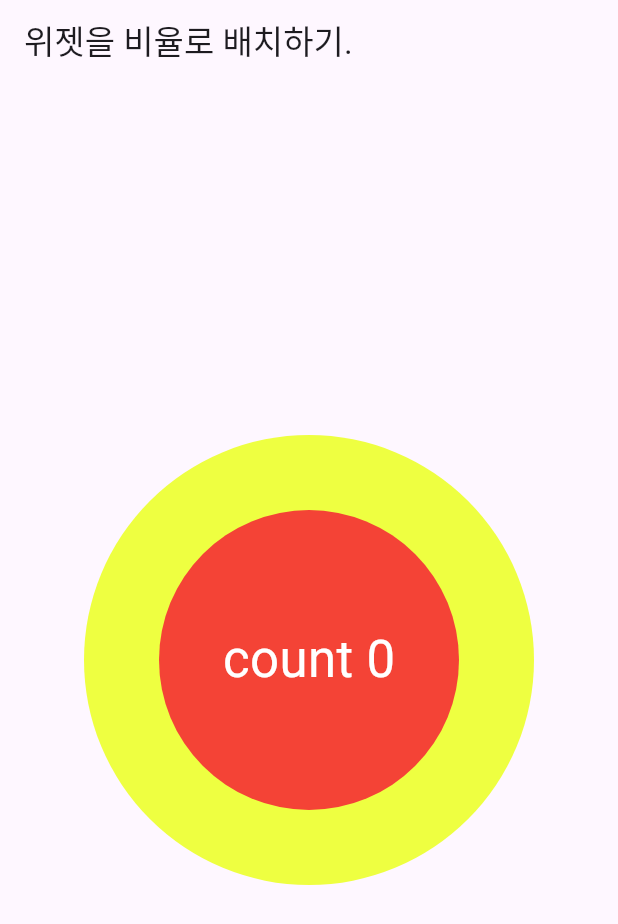
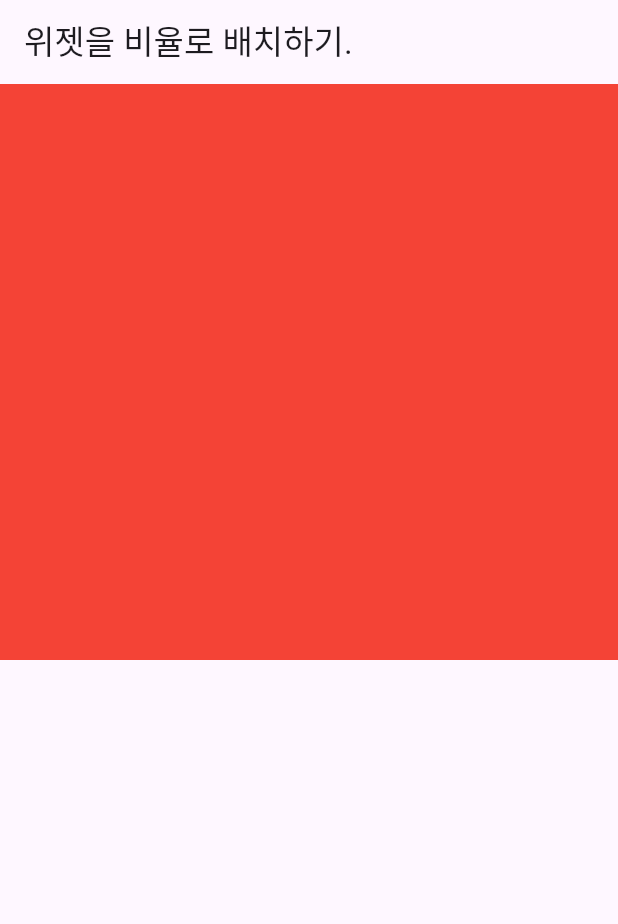
Before and after one commit to JassicaRow/part_2_basic, a Flutter app: the screen it shows after launch, on a phone screen of 412 x 824 dp. Shown: the top 924 px of the screen. Run offline on Flutter 3.47's test engine with Material 3 defaults, Android fonts, the phone set to English and light mode, and no system bars.

```diff
--- a/lib/main.dart
+++ b/lib/main.dart
@@ -4,9 +4,9 @@ void main() {
   runApp(MaterialApp(
     home: Scaffold(
       appBar: AppBar(
-        title: Text("위젯을 비율로 배치하기."),
+        title: const Text("위젯을 비율로 배치하기."),
       ),
-      body: Body(),
+      body: const Body(),
     ),
   ));
 }
@@ -16,43 +16,111 @@ class Body extends StatelessWidget {
 
   @override
   Widget build(BuildContext context) {
-    return Center(
-      child: Stack(
-        children: [
-          Align(
-            alignment: Alignment.center,
-            child: Align(
-              alignment: Alignment.center,
-              child: Container(
-                width: 300,
-                height: 300,
-                decoration: BoxDecoration(
-                    color: Colors.limeAccent,
-                    borderRadius: BorderRadius.circular(150)),
-              ),
-            ),
-          ),
-          Align(
-            alignment: Alignment.center,
-            child: Container(
-              width: 200,
-              height: 200,
-              decoration: BoxDecoration(
-                  color: Colors.red, borderRadius: BorderRadius.circular(140)),
-            ),
-          ),
-          Align(
-            alignment: Alignment.center,
-            child: Text(
-              "count 0",
-              style: TextStyle(color: Colors.white, fontSize: 34),
-            ),
-          )
-        ],
+    return Column(
+      children: const [
+        ExampleStateless(),
+        ExampleStateful(),
+      ],
+    );
+  }
+}
+
+class ExampleStateless extends StatelessWidget {
+  const ExampleStateless({super.key});
+
+  @override
+  Widget build(BuildContext context) {
+    return Expanded(
+      flex: 1,
+      child: Container(
+        color: Colors.red,
       ),
     );
   }
 }
+
+class ExampleStateful extends StatefulWidget {
+  const ExampleStateful({super.key});
+
+  @override
+  State<ExampleStateful> createState() => _ExampleStatefulState();
+}
+
+class _ExampleStatefulState extends State<ExampleStateful> {
+  int index = 0;
+
+  void _incrementIndex() {
+    setState(() {
+      if (index == 5) {
+        index = 0;
+      } else {
+        index++;
+      }
+    });
+  }
+
+  @override
+  Widget build(BuildContext context) {
+    return Expanded(
+      flex: 1,
+      child: GestureDetector(
+        onTap: _incrementIndex,
+        child: Container(
+          color: Colors.blue.withOpacity(index/5),
+          child: Center(
+            child: Text(
+              "$index",
+              style: const TextStyle(fontSize: 24, color: Colors.white),
+            ),
+          ),
+        ),
+      ),
+    );
+  }
+}
+
+// class Body extends StatelessWidget {
+//   const Body({super.key});
+//
+//   @override
+//   Widget build(BuildContext context) {
+//     return Center(
+//       child: Stack(
+//         children: [
+//           Align(
+//             alignment: Alignment.center,
+//             child: Align(
+//               alignment: Alignment.center,
+//               child: Container(
+//                 width: 300,
+//                 height: 300,
+//                 decoration: BoxDecoration(
+//                     color: Colors.limeAccent,
+//                     borderRadius: BorderRadius.circular(150)),
+//               ),
+//             ),
+//           ),
+//           Align(
+//             alignment: Alignment.center,
+//             child: Container(
+//               width: 200,
+//               height: 200,
+//               decoration: BoxDecoration(
+//                   color: Colors.red, borderRadius: BorderRadius.circular(140)),
+//             ),
+//           ),
+//           Align(
+//             alignment: Alignment.center,
+//             child: Text(
+//               "count 0",
+//               style: TextStyle(color: Colors.white, fontSize: 34),
+//             ),
+//           )
+//         ],
+//       ),
+//     );
+//   }
+// }
 
 // class Body extends StatelessWidget {
 //   const Body({super.key});
```
